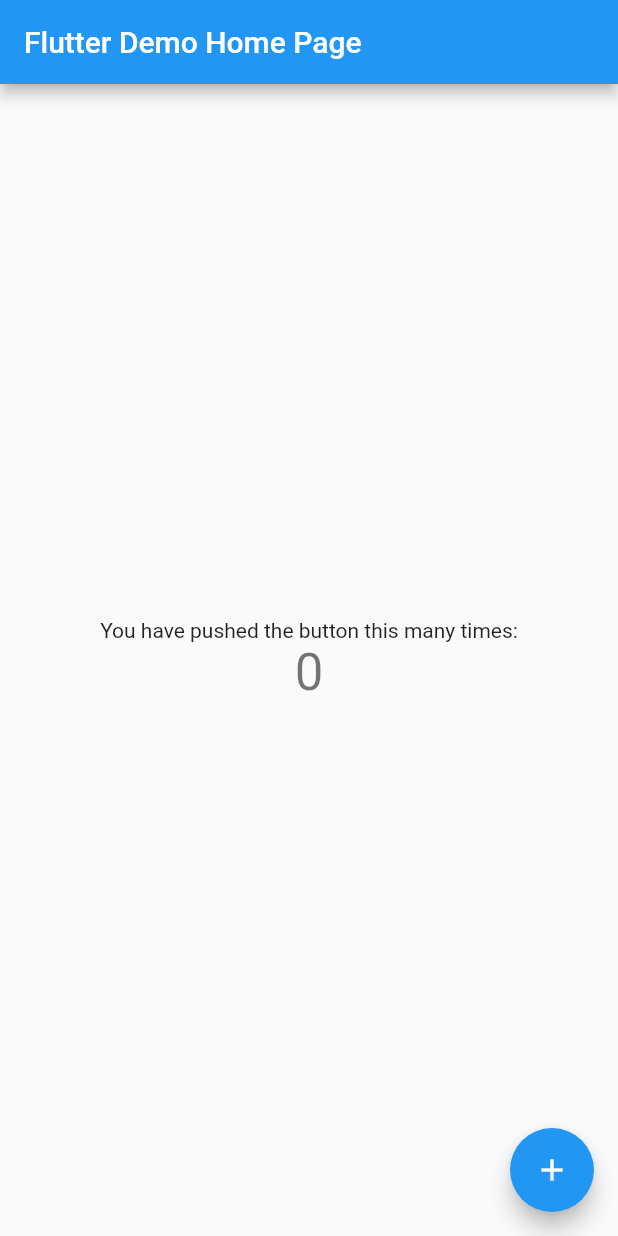
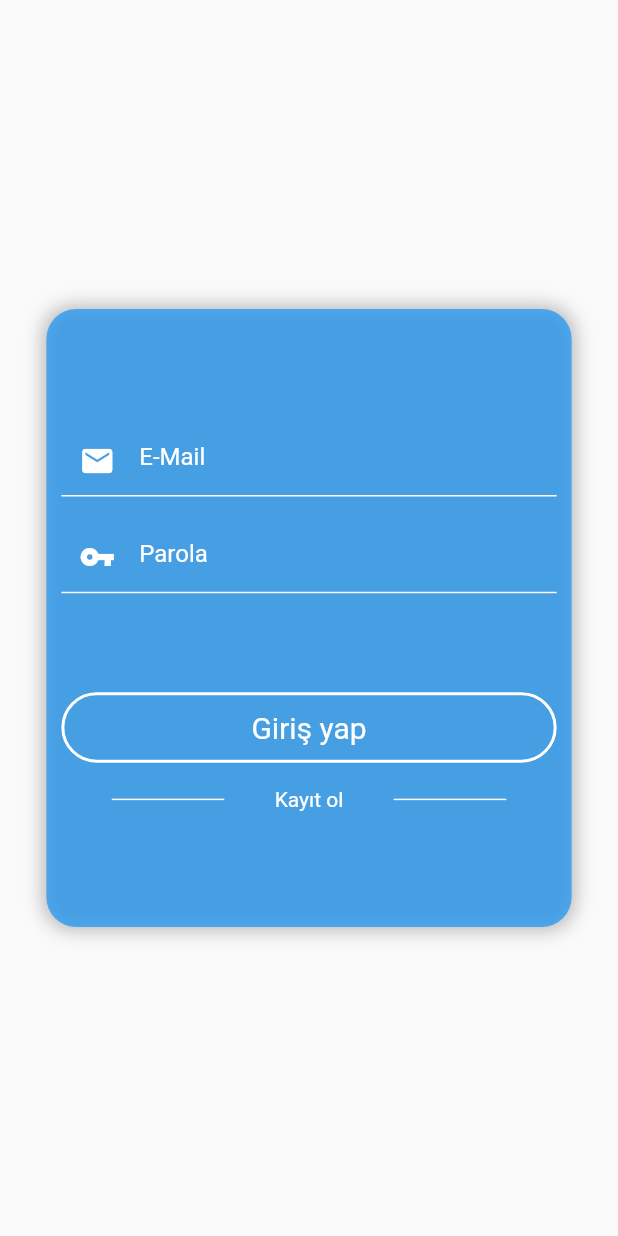
Before and after one commit to HBaris/my_flutter, a Flutter app: the screen it shows after launch, on a phone screen of 412 x 824 dp. Run offline on Flutter 3.47's test engine with Material 2 defaults, Android fonts, the phone set to English and light mode, and no system bars; our stand-ins replace cloud_firestore, firebase_auth, firebase_core; accounts and stored records are empty.

Commit message:
added redirect page to login

```diff
--- /dev/null
+++ b/firestore.indexes.json
@@ -0,0 +1,4 @@
+{
+  "indexes": [],
+  "fieldOverrides": []
+}
--- a/lib/main.dart
+++ b/lib/main.dart
@@ -1,117 +1,27 @@
+import 'package:my_flutter/pages/login.dart';
 import 'package:flutter/material.dart';
 import 'package:firebase_core/firebase_core.dart';
 import 'firebase_options.dart';
 
-void main() {
-  runApp(const MyApp());
+void main() async {
+  WidgetsFlutterBinding.ensureInitialized();
+  await Firebase.initializeApp(
+    options: DefaultFirebaseOptions.currentPlatform,
+  );
+  runApp(MyApp());
 }
 
 class MyApp extends StatelessWidget {
-  const MyApp({super.key});
-
-  // This widget is the root of your application.
   @override
   Widget build(BuildContext context) {
     return MaterialApp(
+      debugShowCheckedModeBanner: false,
       title: 'Flutter Demo',
       theme: ThemeData(
-        // This is the theme of your application.
-        //
-        // Try running your application with "flutter run". You'll see the
-        // application has a blue toolbar. Then, without quitting the app, try
-        // changing the primarySwatch below to Colors.green and then invoke
-        // "hot reload" (press "r" in the console where you ran "flutter run",
-        // or simply save your changes to "hot reload" in a Flutter IDE).
-        // Notice that the counter didn't reset back to zero; the application
-        // is not restarted.
         primarySwatch: Colors.blue,
+        visualDensity: VisualDensity.adaptivePlatformDensity,
       ),
-      home: const MyHomePage(title: 'Flutter Demo Home Page'),
+      home: LoginPage(),
     );
   }
 }
-
-class MyHomePage extends StatefulWidget {
-  const MyHomePage({super.key, required this.title});
-
-  // This widget is the home page of your application. It is stateful, meaning
-  // that it has a State object (defined below) that contains fields that affect
-  // how it looks.
-
-  // This class is the configuration for the state. It holds the values (in this
-  // case the title) provided by the parent (in this case the App widget) and
-  // used by the build method of the State. Fields in a Widget subclass are
-  // always marked "final".
-
-  final String title;
-
-  @override
-  State<MyHomePage> createState() => _MyHomePageState();
-}
-
-class _MyHomePageState extends State<MyHomePage> {
-  int _counter = 0;
-
-  void _incrementCounter() {
-    setState(() {
-      // This call to setState tells the Flutter framework that something has
-      // changed in this State, which causes it to rerun the build method below
-      // so that the display can reflect the updated values. If we changed
-      // _counter without calling setState(), then the build method would not be
-      // called again, and so nothing would appear to happen.
-      _counter++;
-    });
-  }
-
-  @override
-  Widget build(BuildContext context) {
-    // This method is rerun every time setState is called, for instance as done
-    // by the _incrementCounter method above.
-    //
-    // The Flutter framework has been optimized to make rerunning build methods
-    // fast, so that you can just rebuild anything that needs updating rather
-    // than having to individually change instances of widgets.
-    return Scaffold(
-      appBar: AppBar(
-        // Here we take the value from the MyHomePage object that was created by
-        // the App.build method, and use it to set our appbar title.
-        title: Text(widget.title),
-      ),
-      body: Center(
-        // Center is a layout widget. It takes a single child and positions it
-        // in the middle of the parent.
-        child: Column(
-          // Column is also a layout widget. It takes a list of children and
-          // arranges them vertically. By default, it sizes itself to fit its
-          // children horizontally, and tries to be as tall as its parent.
-          //
-          // Invoke "debug painting" (press "p" in the console, choose the
-          // "Toggle Debug Paint" action from the Flutter Inspector in Android
-          // Studio, or the "Toggle Debug Paint" command in Visual Studio Code)
-          // to see the wireframe for each widget.
-          //
-          // Column has various properties to control how it sizes itself and
-          // how it positions its children. Here we use mainAxisAlignment to
-          // center the children vertically; the main axis here is the vertical
-          // axis because Columns are vertical (the cross axis would be
-          // horizontal).
-          mainAxisAlignment: MainAxisAlignment.center,
-          children: <Widget>[
-            const Text(
-              'You have pushed the button this many times:',
-            ),
-            Text(
-              '$_counter',
-              style: Theme.of(context).textTheme.headlineMedium,
-            ),
-          ],
-        ),
-      ),
-      floatingActionButton: FloatingActionButton(
-        onPressed: _incrementCounter,
-        tooltip: 'Increment',
-        child: const Icon(Icons.add),
-      ), // This trailing comma makes auto-formatting nicer for build methods.
-    );
-  }
-}
--- /dev/null
+++ b/lib/pages/login.dart
@@ -0,0 +1,171 @@
+import 'package:my_flutter/service/auth.dart';
+import 'package:my_flutter/pages/home.dart';
+import 'package:my_flutter/pages/register.dart';
+import 'package:flutter/material.dart';
+
+class LoginPage extends StatefulWidget {
+  @override
+  _LoginPageState createState() => _LoginPageState();
+}
+
+class _LoginPageState extends State<LoginPage> {
+  final TextEditingController _emailController = TextEditingController();
+  final TextEditingController _passwordController = TextEditingController();
+
+  AuthService _authService = AuthService();
+
+  @override
+  Widget build(BuildContext context) {
+    var size = MediaQuery.of(context).size;
+    return Scaffold(
+        body: Center(
+      child: Padding(
+        padding: const EdgeInsets.symmetric(horizontal: 10.0),
+        child: Container(
+          height: size.height * .5,
+          width: size.width * .85,
+          decoration: BoxDecoration(
+              color: Colors.blue.withOpacity(.75),
+              borderRadius: BorderRadius.all(Radius.circular(20)),
+              boxShadow: [
+                BoxShadow(
+                    color: Colors.grey.withOpacity(.75),
+                    blurRadius: 10,
+                    spreadRadius: 2)
+              ]),
+          child: Padding(
+            padding: const EdgeInsets.all(10.0),
+            child: Center(
+              child: Column(
+                mainAxisAlignment: MainAxisAlignment.center,
+                children: [
+                  TextField(
+                      controller: _emailController,
+                      style: TextStyle(
+                        color: Colors.white,
+                      ),
+                      cursorColor: Colors.white,
+                      keyboardType: TextInputType.emailAddress,
+                      decoration: InputDecoration(
+                        prefixIcon: Icon(
+                          Icons.mail,
+                          color: Colors.white,
+                        ),
+                        hintText: 'E-Mail',
+                        prefixText: ' ',
+                        hintStyle: TextStyle(color: Colors.white),
+                        focusColor: Colors.white,
+                        focusedBorder: UnderlineInputBorder(
+                            borderSide: BorderSide(
+                          color: Colors.white,
+                        )),
+                        enabledBorder: UnderlineInputBorder(
+                            borderSide: BorderSide(
+                          color: Colors.white,
+                        )),
+                      )),
+                  SizedBox(
+                    height: size.height * 0.02,
+                  ),
+                  TextField(
+                      style: TextStyle(
+                        color: Colors.white,
+                      ),
+                      cursorColor: Colors.white,
+                      controller: _passwordController,
+                      obscureText: true,
+                      decoration: InputDecoration(
+                        prefixIcon: Icon(
+                          Icons.vpn_key,
+                          color: Colors.white,
+                        ),
+                        hintText: 'Parola',
+                        prefixText: ' ',
+                        hintStyle: TextStyle(
+                          color: Colors.white,
+                        ),
+                        focusColor: Colors.white,
+                        focusedBorder: UnderlineInputBorder(
+                            borderSide: BorderSide(
+                          color: Colors.white,
+                        )),
+                        enabledBorder: UnderlineInputBorder(
+                            borderSide: BorderSide(
+                          color: Colors.white,
+                        )),
+                      )),
+                  SizedBox(
+                    height: size.height * 0.08,
+                  ),
+                  InkWell(
+                    onTap: () {
+                      _authService
+                          .signIn(
+                              _emailController.text, _passwordController.text)
+                          .then((user) {
+                        return Navigator.push(
+                            context,
+                            MaterialPageRoute(
+                                builder: (context) => HomePage()));
+                      }).catchError((err) {
+                        AlertDialog("hata")
+                      });
+                    },
+                    child: Container(
+                      padding: EdgeInsets.symmetric(vertical: 5),
+                      decoration: BoxDecoration(
+                          border: Border.all(color: Colors.white, width: 2),
+                          //color: colorPrimaryShade,
+                          borderRadius: BorderRadius.all(Radius.circular(30))),
+                      child: Padding(
+                        padding: const EdgeInsets.all(5.0),
+                        child: Center(
+                            child: Text(
+                          "Giriş yap",
+                          style: TextStyle(
+                            color: Colors.white,
+                            fontSize: 20,
+                          ),
+                        )),
+                      ),
+                    ),
+                  ),
+                  SizedBox(
+                    height: size.height * 0.02,
+                  ),
+                  InkWell(
+                    onTap: () {
+                      Navigator.push(
+                          context,
+                          MaterialPageRoute(
+                              builder: (context) => RegisterPage()));
+                    },
+                    child: Row(
+                      mainAxisAlignment: MainAxisAlignment.spaceEvenly,
+                      children: [
+                        Container(
+                          height: 1,
+                          width: 75,
+                          color: Colors.white,
+                        ),
+                        Text(
+                          "Kayıt ol",
+                          style: TextStyle(color: Colors.white),
+                        ),
+                        Container(
+                          height: 1,
+                          width: 75,
+                          color: Colors.white,
+                        ),
+                      ],
+                    ),
+                  )
+                ],
+              ),
+            ),
+          ),
+        ),
+      ),
+    ));
+  }
+}
--- a/pubspec.yaml
+++ b/pubspec.yaml
@@ -31,12 +31,14 @@
   flutter:
     sdk: flutter
 
-
   # The following adds the Cupertino Icons font to your application.
   # Use with the CupertinoIcons class for iOS style icons.
   cupertino_icons: ^1.0.2
   firebase_core: ^2.9.0
   flutter_blue_plus: ^1.4.0
+  firebase_auth: ^4.4.2
+  cloud_firestore: ^4.5.2
+cloud_firestore: ^3.1.7
 
 dev_dependencies:
   flutter_test:
@@ -54,7 +56,6 @@
 
 # The following section is specific to Flutter packages.
 flutter:
-
   # The following line ensures that the Material Icons font is
   # included with your application, so that you can use the icons in
   # the material Icons class.
```
Also changed, not shown: database.rules.json (added, +7 -0 lines), lib/pages/home.dart (added, +66 -0 lines), lib/pages/register.dart (added, +231 -0 lines), lib/service/auth.dart (added, +29 -0 lines), flutter_01.png (added), lib/firebase_options.dart, pubspec.lock, 17 other files.
